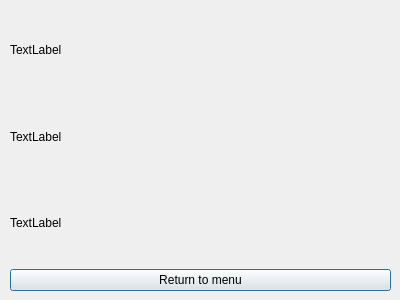
The window that ui/server.ui (bzbikowski/DuelMasters-game) describes before a commit, drawn with Qt 5.
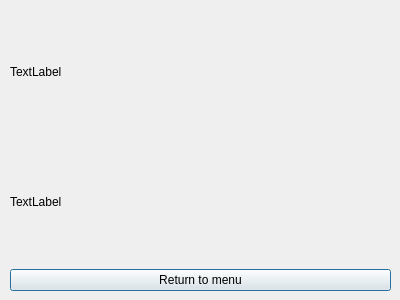
The same window after the commit.

What changed in the file:
```diff
--- a/ui/server.ui
+++ b/ui/server.ui
@@ -23,19 +23,6 @@
     </rect>
    </property>
    <layout class="QVBoxLayout" name="verticalLayout">
-    <item>
-     <widget class="QLabel" name="ip_address_label">
-      <property name="layoutDirection">
-       <enum>Qt::LeftToRight</enum>
-      </property>
-      <property name="text">
-       <string>TextLabel</string>
-      </property>
-      <property name="alignment">
-       <set>Qt::AlignLeading|Qt::AlignLeft|Qt::AlignVCenter</set>
-      </property>
-     </widget>
-    </item>
     <item>
      <widget class="QLabel" name="port_label">
       <property name="text">
```
